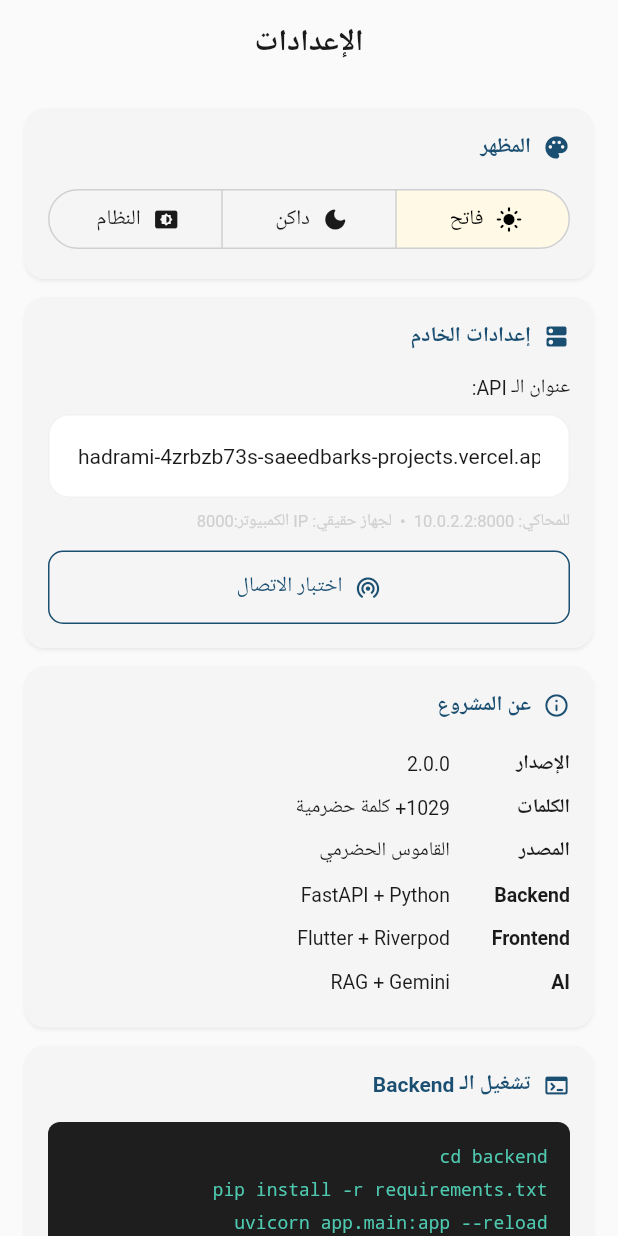
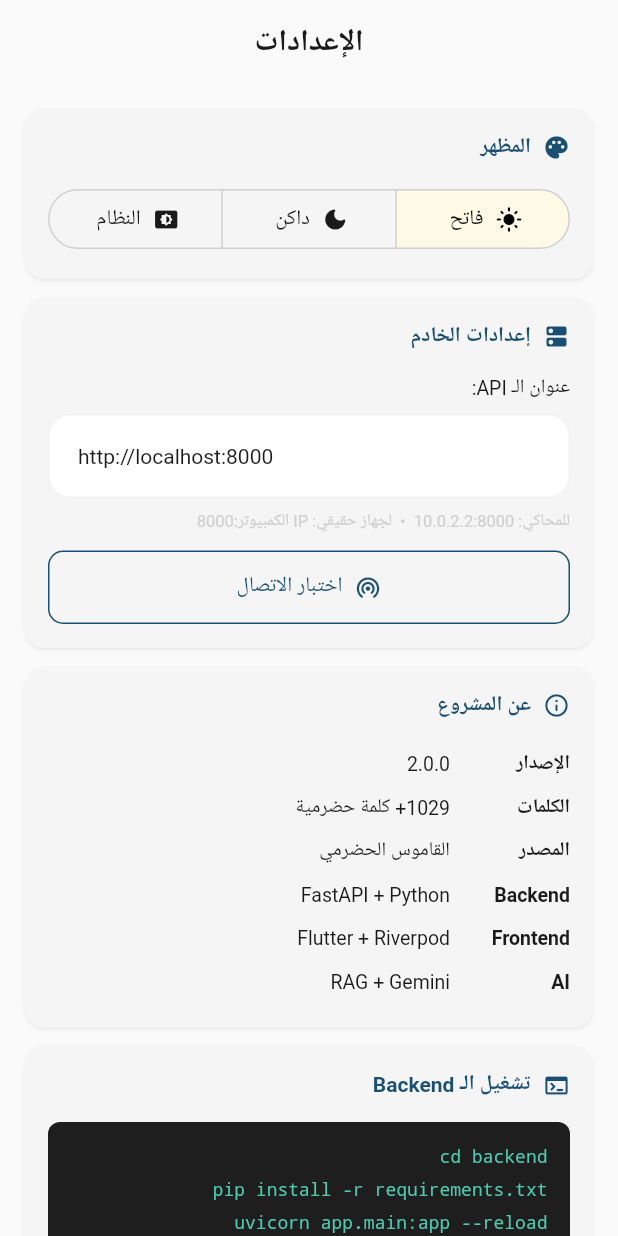
Before and after one commit to saeedbark/Hadrami_AI, a Flutter app: the SettingsPage screen opened by its route, on a phone screen of 412 x 824 dp. Run offline on Flutter 3.47's test engine with Material 3 defaults, Android fonts, the phone set to English and light mode, and no system bars; our stand-ins replace flutter_hooks, flutter_riverpod, freezed_annotation, go_router, google_fonts, hooks_riverpod and 3 more; missing offline and left inert: reactive_forms_annotations; accounts and stored records are empty; generated files the repository leaves out were written again; network calls fail.

Commit message:
Update Flutter web build files and API configuration
- Updated service worker and bootstrap files with new version identifiers.
- Changed the default API base URL to localhost for local development.
- Enhanced ApiConfig class with default timeout settings and pagination configuration.
- Added new copyright notices to various asset files.

```diff
--- a/flutter_app/lib/src/configs/api_config.dart
+++ b/flutter_app/lib/src/configs/api_config.dart
@@ -1,13 +1,22 @@
 /// Backend base URL without trailing slash.
 ///
 /// Local: default `http://localhost:8000`.
-/// Vercel / CI: pass `--dart-define=API_BASE_URL=https://your-api.vercel.app`,
+/// Deployed: pass `--dart-define=API_BASE_URL=https://your-api.vercel.app`,
 /// or set `API_BASE_URL` in the Vercel project (used by `vercel_build.sh`).
 class ApiConfig {
   ApiConfig._();
 
   static const String baseUrl = String.fromEnvironment(
     'API_BASE_URL',
-    defaultValue: 'hadrami-4zrbzb73s-saeedbarks-projects.vercel.app',
+    defaultValue: 'http://localhost:8000',
   );
+
+  /// Default HTTP timeout for typical GETs (stats, list, search).
+  static const Duration defaultTimeout = Duration(seconds: 30);
+
+  /// Longer timeout for /ask and /translate-phrase.
+  static const Duration longTimeout = Duration(seconds: 120);
+
+  /// Matches backend `DEFAULT_PAGE_SIZE` (20).
+  static const int defaultPageSize = 20;
 }
```
Also changed, not shown: 6 other files.
